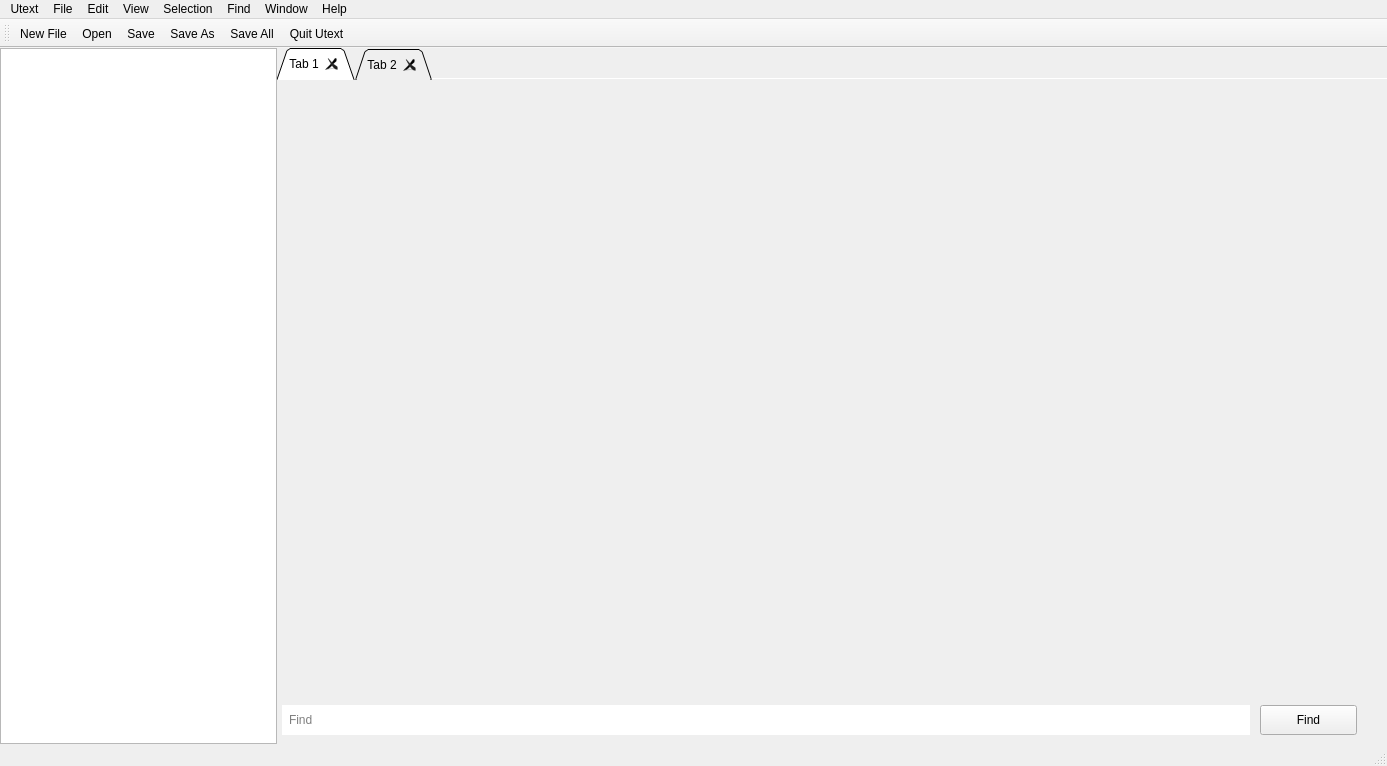
Before: the Qt Designer form app/src/mainwindow.ui in N-911/CPP-Utext, drawn with Qt 5.
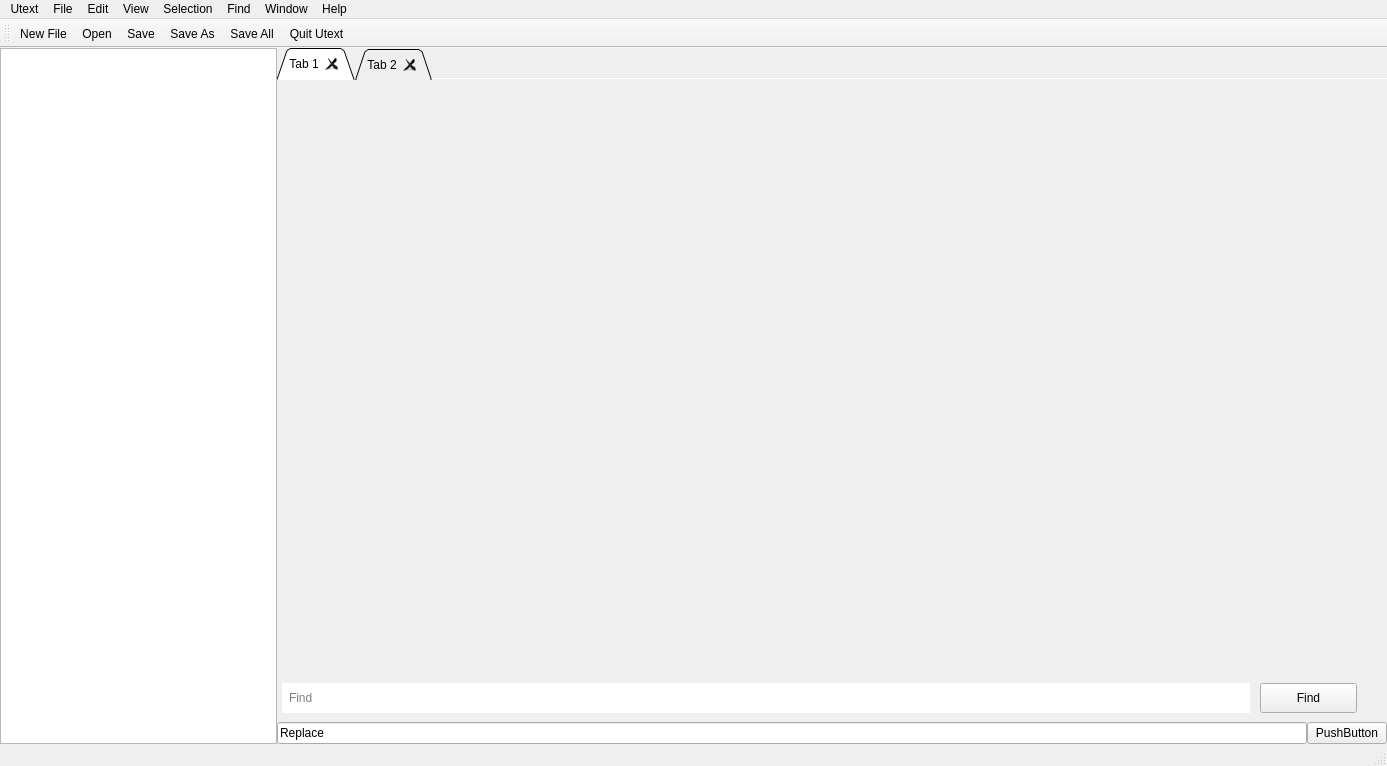
After: the same form once the commit is applied.

```diff
--- a/app/src/mainwindow.ui
+++ b/app/src/mainwindow.ui
@@ -53,7 +53,7 @@
      <height>0</height>
     </size>
    </property>
-   <layout class="QGridLayout" name="gridLayout_2" columnstretch="1">
+   <layout class="QGridLayout" name="gridLayout_2" columnstretch="0">
     <property name="leftMargin">
      <number>0</number>
     </property>
@@ -221,6 +221,27 @@
           </layout>
          </widget>
         </item>
+        <item>
+         <layout class="QHBoxLayout" name="replaceWidget">
+          <property name="topMargin">
+           <number>0</number>
+          </property>
+          <item>
+           <widget class="QLineEdit" name="lineEdit">
+            <property name="text">
+             <string>Replace</string>
+            </property>
+           </widget>
+          </item>
+          <item>
+           <widget class="QPushButton" name="pushButton">
+            <property name="text">
+             <string>PushButton</string>
+            </property>
+           </widget>
+          </item>
+         </layout>
+        </item>
        </layout>
       </item>
      </layout>
```
Left out of the diff: 3 changed lines with no effect on the pictures.
